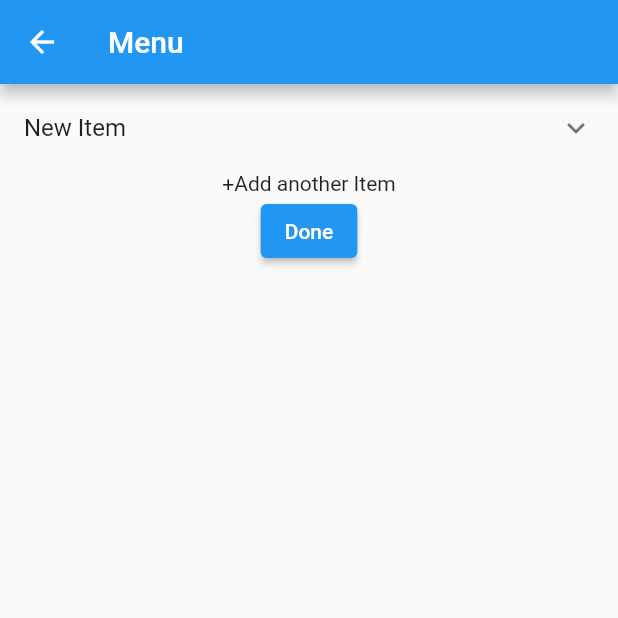
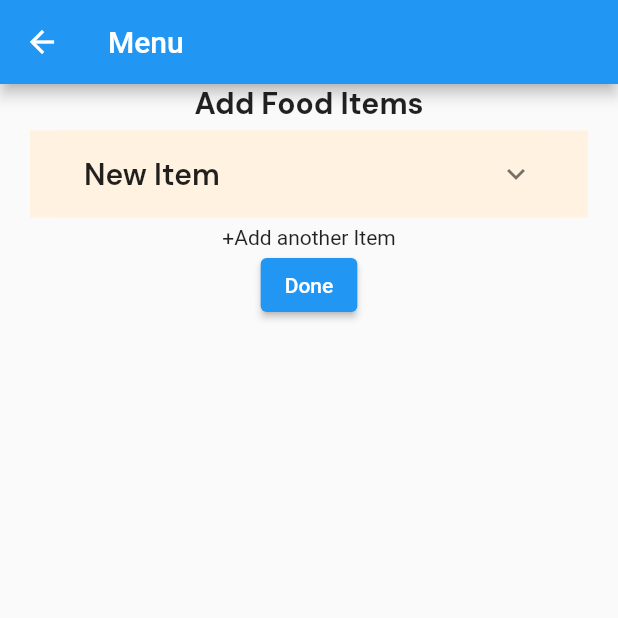
Before and after one commit to TESLA2402/Manas_Kriti_Software_PS, a Flutter app: the EditMenu screen opened directly with empty values, after a tap on "+Add another Item", on a phone screen of 412 x 824 dp, the top half of it. Run offline on Flutter 3.47's test engine with Material 2 defaults, Android fonts, the phone set to English and light mode, and no system bars; our stand-ins replace cloud_firestore, dropdown_button2, firebase_auth, firebase_core, flutter_dotenv, google_fonts and 2 more; missing offline and left inert: flutter_stripe, upi_india; accounts and stored records are empty.

Commit message:
Added add item , shop screen + item model

```diff
--- a/campus_catalogue/lib/add_item.dart
+++ b/campus_catalogue/lib/add_item.dart
@@ -1,6 +1,8 @@
+
 import 'dart:io';
 
 import 'package:campus_catalogue/constants/colors.dart';
+import 'package:campus_catalogue/constants/typography.dart';
 import 'package:cloud_firestore/cloud_firestore.dart';
 import 'package:flutter/material.dart';
 import 'package:flutter/rendering.dart';
@@ -116,10 +118,25 @@ class _ItemEditorState extends State<ItemEditor> {
     if (!widget.item.containsKey('unselected_categories')) {
       widget.item.addAll({'unselected_categories': all_categories.toList()});
     }
-    return ExpansionTile(
-      title: Text(widget.item['name'] == '' ? "New Item" : widget.item['name']),
+    return Container(
+      margin: EdgeInsets.symmetric(horizontal: 20, vertical: 5),
+      padding: EdgeInsets.symmetric(horizontal: 20),
+      color: AppColors.signIn,
+      child: ExpansionTile(
+        shape: RoundedRectangleBorder(borderRadius: BorderRadius.circular(10)),
+        collapsedBackgroundColor: AppColors.signIn,
+        title: Text(
+          widget.item['name'] == '' ? "New Item" : widget.item['name'],
+          style: AppTypography.textMd.copyWith(fontWeight: FontWeight.w600),
+        ),
+        expandedCrossAxisAlignment: CrossAxisAlignment.start,
+        expandedAlignment: Alignment.topLeft,
         children: [
-        x,
+          // x,
+          Align(
+            child: Text('Item Name'),
+            alignment: Alignment.topLeft,
+          ),
           SizedBox(
             child: TextFormField(
                 onChanged: (name) {
@@ -128,11 +145,14 @@ class _ItemEditorState extends State<ItemEditor> {
                   });
                 },
                 initialValue: widget.item['name'],
-              // controller: _name,
                 decoration: const InputDecoration(
-                icon: Icon(Icons.local_pizza),
-                labelText: 'Item Name',
-              )),
+                    border: InputBorder.none,
+                    filled: true,
+                    fillColor: Colors.white)),
+          ),
+          Align(
+            child: Text('Price'),
+            alignment: Alignment.topLeft,
           ),
           SizedBox(
             child: TextFormField(
@@ -147,18 +167,19 @@ class _ItemEditorState extends State<ItemEditor> {
                 inputFormatters: [FilteringTextInputFormatter.digitsOnly],
                 keyboardType: TextInputType.number,
                 decoration: const InputDecoration(
-                icon: Icon(Icons.money),
-                labelText: 'Price',
-              )),
+                    border: InputBorder.none,
+                    filled: true,
+                    fillColor: Colors.white)),
           ),
-        Row(
-          mainAxisAlignment: MainAxisAlignment.start,
+          Align(
+            alignment: Alignment.topLeft,
+            child: Row(
+              mainAxisSize: MainAxisSize.min,
+              // mainAxisAlignment: MainAxisAlignment.start,
               children: [
-            const Icon(Icons.local_pizza),
                 const SizedBox(
                   width: 16,
                 ),
-            const Text('Vegetarian'),
                 Checkbox(
                   value: widget.item['veg'],
                   onChanged: (bool? val) {
@@ -167,8 +188,15 @@ class _ItemEditorState extends State<ItemEditor> {
                     });
                   },
                 ),
+                const Text('Vegetarian'),
               ],
             ),
+          ),
+          Align(
+            child: Text('Description'),
+            alignment: Alignment.topLeft,
+          ),
+
           SizedBox(
             child: TextFormField(
                 onChanged: (description) {
@@ -179,23 +207,30 @@ class _ItemEditorState extends State<ItemEditor> {
                 initialValue: widget.item['description'],
                 maxLines: 2,
                 decoration: const InputDecoration(
-                icon: Icon(Icons.notes),
-                labelText: 'Description',
-              )),
+                    border: InputBorder.none,
+                    filled: true,
+                    fillColor: Colors.white)),
           ),
-        const Text('Tags'),
-        const Text(
-            'Tags help us show your menu items to relevant customers(improve this wording)'),
-        Card(
+          const Text('Relevant Tags'),
+          SizedBox(
+            width: MediaQuery.of(context).size.width,
+            // height: 60,
+
+            child: Expanded(
+              child: Container(
+                color: Colors.white,
                 child: Wrap(
-              children:
-                  widget.item['categories'].toList().map<Widget>((category) {
+                    children: widget.item['categories']
+                        .toList()
+                        .map<Widget>((category) {
                   return CategoryCard(
                     category: category,
                     shift_card: shift_card,
                     is_selected: true,
                   );
                 }).toList()),
+              ),
+            ),
           ),
           Wrap(
               children: widget.item['unselected_categories']
@@ -208,6 +243,7 @@ class _ItemEditorState extends State<ItemEditor> {
             );
           }).toList()),
         ],
+      ),
     );
   }
 }
@@ -231,6 +267,9 @@ class _EditMenuState extends State<EditMenu> {
       body: SingleChildScrollView(
         child: Column(
           children: [
+            Text('Add Food Items',
+                style:
+                    AppTypography.textMd.copyWith(fontWeight: FontWeight.w700)),
             Column(
               children: widget.menu.toList().map((item) {
                 return ItemEditor(item: item);
--- a/campus_catalogue/lib/services/database_service.dart
+++ b/campus_catalogue/lib/services/database_service.dart
@@ -12,7 +12,7 @@ class DatabaseService {
     await _db.collection("shop").add(employeeData.toMap());
   }
 
-  Future<List> retrieveEmployees() async {
+  Future<List> retrieveBuyer() async {
     QuerySnapshot<Map<String, dynamic>> snapshot =
         await _db.collection("Buyer").get();
     return snapshot.docs
```
Also changed, not shown: campus_catalogue/lib/add_shop.dart (+2 -5 lines), campus_catalogue/lib/models/item_model.dart (added, +35 -0 lines), campus_catalogue/lib/screens/cart.dart (added, +31 -0 lines). Lines whose indentation alone changed are shown as unchanged.
